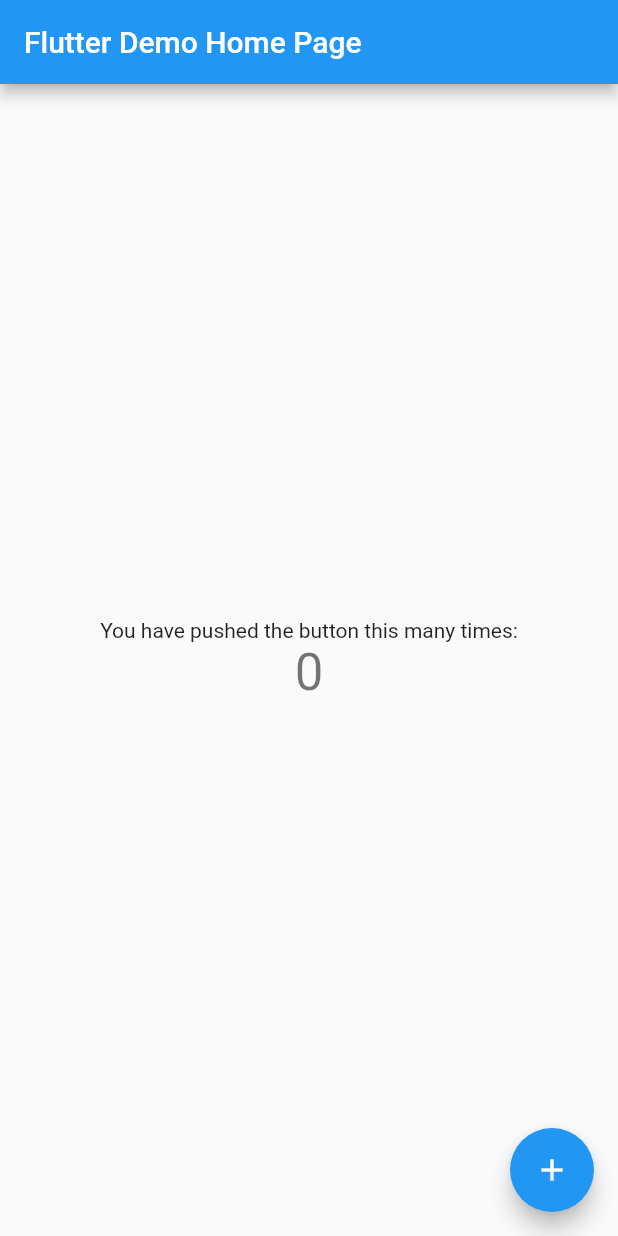
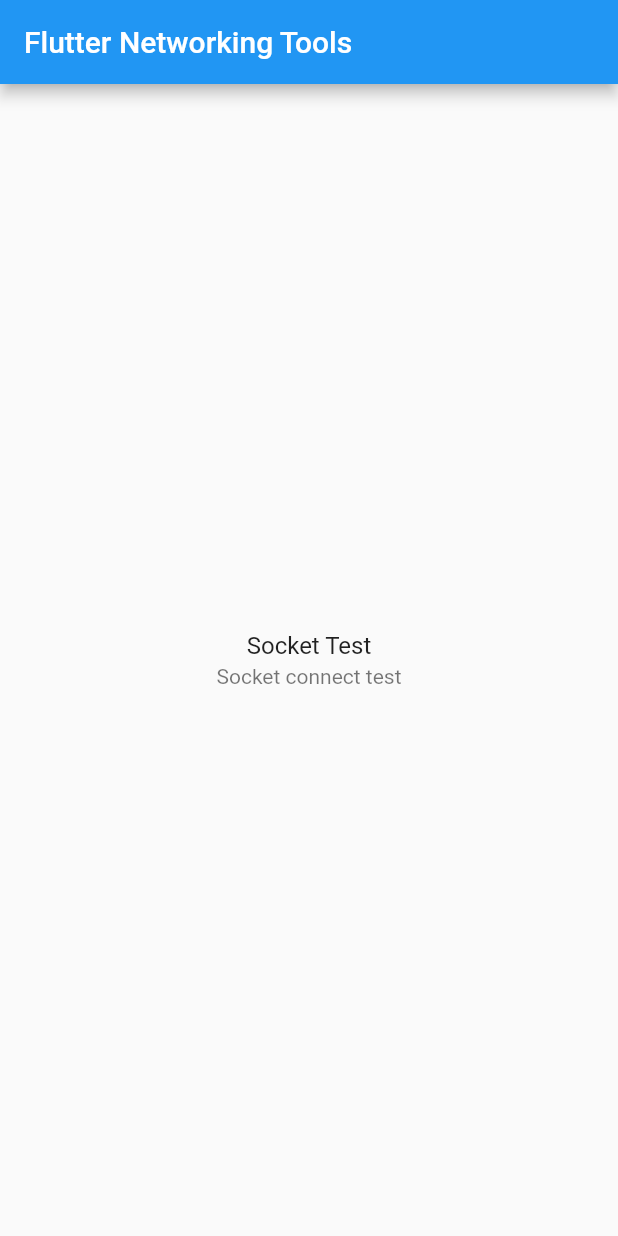
Before and after one commit to tangdesam/fnet_tools, a Flutter app: the screen it shows after launch, on a phone screen of 412 x 824 dp. Run offline on Flutter 3.47's test engine with Material 2 defaults, Android fonts, the phone set to English and light mode, and no system bars.

Commit message:
UI for socket connect test

```diff
--- a/lib/main.dart
+++ b/lib/main.dart
@@ -1,4 +1,5 @@
 import 'package:flutter/material.dart';
+import 'package:fnet_tools/socket_test_page.dart';
 
 void main() {
   runApp(const MyApp());
@@ -10,8 +11,9 @@ class MyApp extends StatelessWidget {
   // This widget is the root of your application.
   @override
   Widget build(BuildContext context) {
+    const appTitle = 'Flutter Networking Tools';
     return MaterialApp(
-      title: 'Flutter Demo',
+      title: appTitle,
       theme: ThemeData(
         // This is the theme of your application.
         //
@@ -24,42 +26,20 @@ class MyApp extends StatelessWidget {
         // is not restarted.
         primarySwatch: Colors.blue,
       ),
-      home: const MyHomePage(title: 'Flutter Demo Home Page'),
+      // home: const MenuPage(title: appTitle),
+      initialRoute: MenuPage.routeName,
+      routes: {
+        MenuPage.routeName : (context) => MenuPage(title: appTitle),
+        SocketTestPage.routeName : (context) => SocketTestPage(title: 'Socket Test'),
+      },
     );
   }
 }
 
-class MyHomePage extends StatefulWidget {
-  const MyHomePage({Key? key, required this.title}) : super(key: key);
-
-  // This widget is the home page of your application. It is stateful, meaning
-  // that it has a State object (defined below) that contains fields that affect
-  // how it looks.
-
-  // This class is the configuration for the state. It holds the values (in this
-  // case the title) provided by the parent (in this case the App widget) and
-  // used by the build method of the State. Fields in a Widget subclass are
-  // always marked "final".
-
+class MenuPage extends StatelessWidget {
+  static const routeName='/menu';
   final String title;
-
-  @override
-  State<MyHomePage> createState() => _MyHomePageState();
-}
-
-class _MyHomePageState extends State<MyHomePage> {
-  int _counter = 0;
-
-  void _incrementCounter() {
-    setState(() {
-      // This call to setState tells the Flutter framework that something has
-      // changed in this State, which causes it to rerun the build method below
-      // so that the display can reflect the updated values. If we changed
-      // _counter without calling setState(), then the build method would not be
-      // called again, and so nothing would appear to happen.
-      _counter++;
-    });
-  }
+  const MenuPage({Key? key, required this.title}) : super(key: key);
 
   @override
   Widget build(BuildContext context) {
@@ -73,7 +53,7 @@ class _MyHomePageState extends State<MyHomePage> {
       appBar: AppBar(
         // Here we take the value from the MyHomePage object that was created by
         // the App.build method, and use it to set our appbar title.
-        title: Text(widget.title),
+        title: Text(title),
       ),
       body: Center(
         // Center is a layout widget. It takes a single child and positions it
@@ -95,21 +75,20 @@ class _MyHomePageState extends State<MyHomePage> {
           // horizontal).
           mainAxisAlignment: MainAxisAlignment.center,
           children: <Widget>[
-            const Text(
-              'You have pushed the button this many times:',
-            ),
-            Text(
-              '$_counter',
-              style: Theme.of(context).textTheme.headline4,
+            ListTile(
+              title: Center(
+                child: Text('Socket Test'),
+              ),
+              subtitle: Center(
+                child: Text('Socket connect test'),
+              ),
+              onTap: () {
+                Navigator.pushNamed(context, SocketTestPage.routeName);
+              },
             ),
           ],
         ),
       ),
-      floatingActionButton: FloatingActionButton(
-        onPressed: _incrementCounter,
-        tooltip: 'Increment',
-        child: const Icon(Icons.add),
-      ), // This trailing comma makes auto-formatting nicer for build methods.
     );
   }
 }
```
Also changed, not shown: lib/socket_test_page.dart (added, +60 -0 lines).
